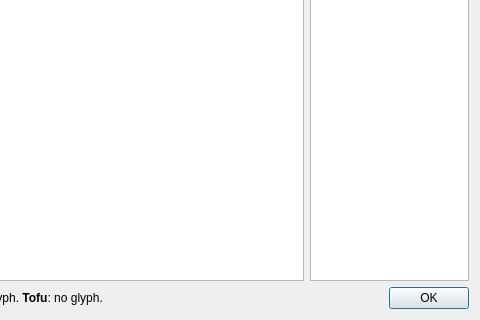
First picture: the form in Unicodia/FmTofuStats.ui, repository Mercury13/unicodia, before the edit; both pictures show x 341 to 821 and y 215 to 535 of the 821 by 535 pixel window.
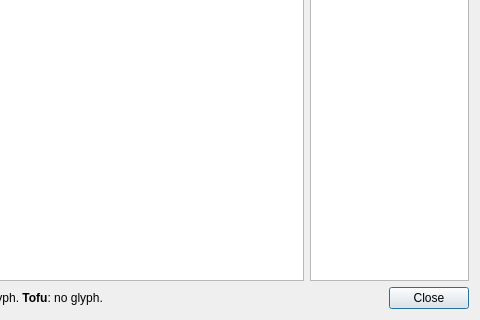
Second picture: the form after the edit. Custom widgets are drawn as their Qt base class.

Commit message: Tofu stats: banned more keys

```diff
--- a/Unicodia/FmTofuStats.ui
+++ b/Unicodia/FmTofuStats.ui
@@ -74,7 +74,7 @@
         <enum>Qt::Horizontal</enum>
        </property>
        <property name="standardButtons">
-        <set>QDialogButtonBox::Ok</set>
+        <set>QDialogButtonBox::Close</set>
        </property>
        <property name="centerButtons">
         <bool>false</bool>
```
The commit also changes 1 other file.
